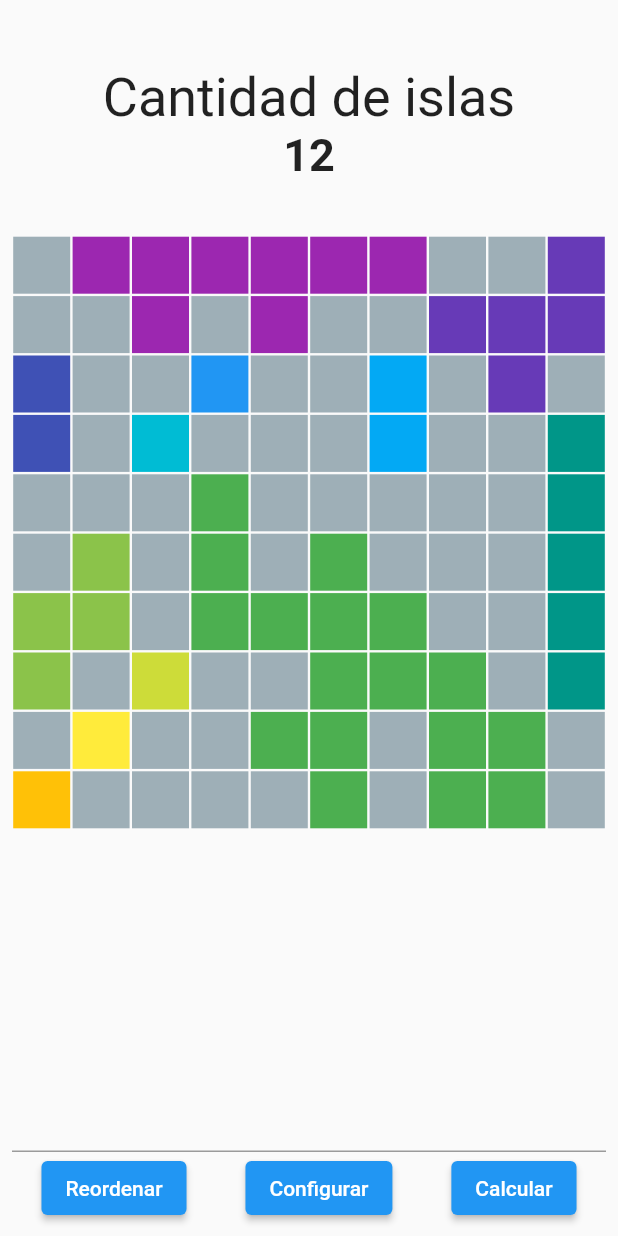
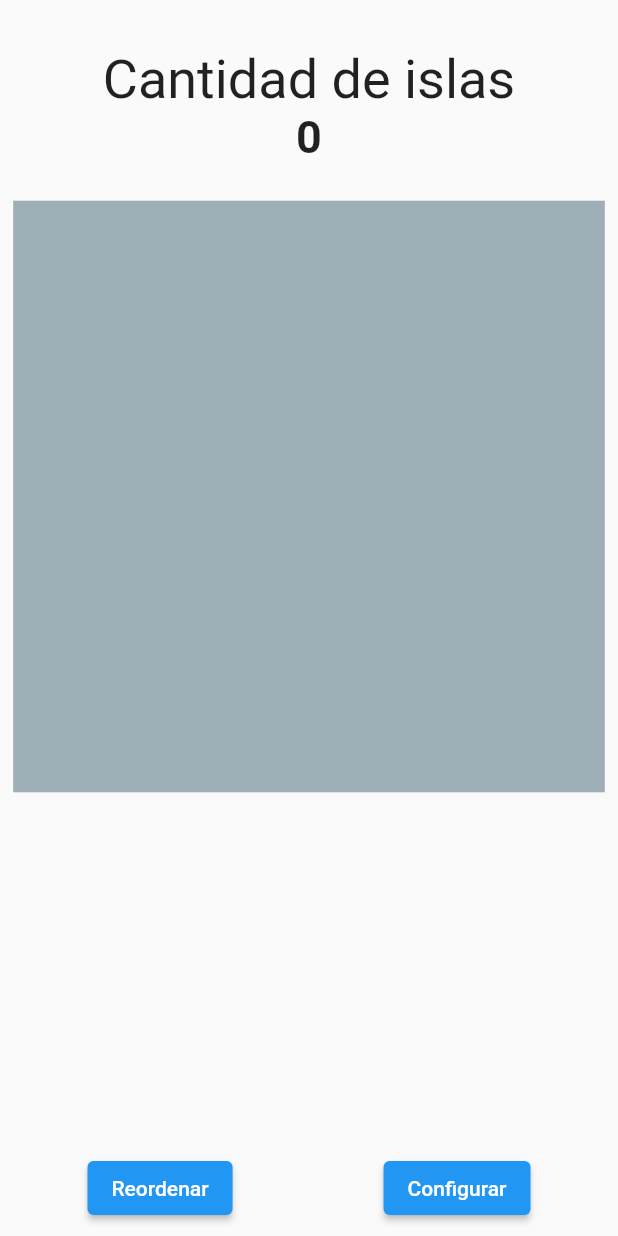
Before and after one commit to jmsillero/islands_flutter_test, a Flutter app: the screen it shows after launch, after a tap on "Reordenar", on a phone screen of 412 x 824 dp. Run offline on Flutter 3.47's test engine with Material 2 defaults, Android fonts, the phone set to English and light mode, and no system bars.

Commit message:
- refactor solution and test - animated cells color - removed unnecessary compute button

```diff
--- a/lib/cell.dart
+++ /dev/null
@@ -1,13 +0,0 @@
-class Cell {
-  int value;
-
-  int x;
-  int y;
-
-  Cell(this.value, this.x, this.y);
-
-  @override
-  String toString() {
-    return 'Cell{value: $value, x: $x, y: $y}';
-  }
-}
--- a/lib/compute.dart
+++ b/lib/compute.dart
@@ -1,20 +1,20 @@
 import 'dart:math';
 
-import 'package:island_counter_test/cell.dart';
+import 'package:island_counter_test/coordinate.dart';
 import 'package:island_counter_test/integer_pair.dart';
 
 class Compute {
   int n;
-  late List<List<Cell>> cells;
+  late List<List<int>> cells;
   final Random rand = Random();
 
   Compute(this.n) {
-    generateCells();
+    generateGrid(true);
   }
 
-  generateCells() {
+  generateGrid([bool isDefault = false]) {
     cells = List.generate(
-        n, (x) => List.generate(n, (y) => Cell(rand.nextInt(2), x, y)));
+        n, (x) => List.generate(n, (y) => isDefault ? 0 : rand.nextInt(2)));
   }
 
   computeNumberOfIslands() {
@@ -23,20 +23,20 @@ class Compute {
     int max = 1;
     for (var x = 0; x < n; x++) {
       for (var y = 0; y < n; y++) {
-        var cell = cells[x][y];
-        if (cell.value == 1) {
-          cell.value = ++max;
-          queue.add(cell);
+        if (cells[x][y] == 1) {
+          cells[x][y] = ++max;
+          queue.add(Coordinate(x, y));
           while (queue.isNotEmpty) {
             var firstElement = queue.removeAt(0);
+
             for (var pos in positions) {
               var xIndex = firstElement.x + pos.first;
               var yIndex = firstElement.y + pos.second;
+
               if (xIndex >= 0 && xIndex < n && yIndex >= 0 && yIndex < n) {
-                var adjacent = cells[xIndex][yIndex];
-                if (adjacent.value == 1) {
-                  adjacent.value = max;
-                  queue.add(adjacent);
+                if (cells[xIndex][yIndex] == 1) {
+                  cells[xIndex][yIndex] = max;
+                  queue.add(Coordinate(xIndex, yIndex));
                 }
               }
             }
@@ -47,25 +47,26 @@ class Compute {
     return max - 1;
   }
 
-  invertCell([Cell? cell]) {
+  invertCell([Coordinate? coordinate]) {
     cells = cells
         .map((x) => x.map((y) {
-              if (y.value != 0) {
-                y.value = 1;
+              if (y != 0) {
+                y = 1;
               }
               return y;
             }).toList())
         .toList();
 
-    if (cell != null) {
-      cells[cell.x][cell.y].value = cell.value == 0 ? 1 : 0;
+    if (coordinate != null) {
+      cells[coordinate.x][coordinate.y] =
+          cells[coordinate.x][coordinate.y] == 0 ? 1 : 0;
     }
 
     return computeNumberOfIslands();
   }
 
   reorder() {
-    generateCells();
+    generateGrid();
     return computeNumberOfIslands();
   }
 
--- /dev/null
+++ b/lib/coordinate.dart
@@ -0,0 +1,11 @@
+class Coordinate {
+  int x;
+  int y;
+
+  Coordinate(this.x, this.y);
+
+  @override
+  String toString() {
+    return 'Cell{value:  x: $x, y: $y}';
+  }
+}
--- a/lib/main.dart
+++ b/lib/main.dart
@@ -1,13 +1,13 @@
 import 'package:flutter/material.dart';
-import 'package:island_counter_test/cell.dart';
 import 'package:island_counter_test/compute.dart';
+import 'package:island_counter_test/coordinate.dart';
 
 void main() {
   runApp(MyApp());
 }
 
 class MyApp extends StatelessWidget {
-  MyApp({Key? key}) : super(key: key);
+  const MyApp({Key? key}) : super(key: key);
 
   // This widget is the root of your application.
   @override
@@ -31,15 +31,16 @@ class MyHomePage extends StatefulWidget {
 }
 
 class _MyHomePageState extends State<MyHomePage> {
-  final Compute compute = Compute(10);
+  final Compute compute = Compute(1);
   int islands = 0;
-  int n = 0;
-  List<List<Cell>> cells = [];
+  List<List<int>> cells = [];
+  TextEditingController gridSizeController = TextEditingController();
+  final formKey = GlobalKey<FormState>();
+  final duration = const Duration(seconds: 1);
 
   @override
   void initState() {
     cells = compute.cells;
-
     super.initState();
   }
 
@@ -53,7 +54,7 @@ class _MyHomePageState extends State<MyHomePage> {
             mainAxisAlignment: MainAxisAlignment.spaceAround,
             children: [
               Padding(
-                padding: const EdgeInsets.all(36.0),
+                padding: const EdgeInsets.all(24),
                 child: Column(
                   children: [
                     const Text(
@@ -77,13 +78,9 @@ class _MyHomePageState extends State<MyHomePage> {
                       child: GridView.count(
                     physics: const NeverScrollableScrollPhysics(),
                     crossAxisCount: cells.length,
-                    children: generateCells(),
+                    children: generateGrid(),
                   )),
                 ),
-              ),
-              TextFormField(
-                onChanged: (value) => n = int.parse(value),
-                keyboardType: TextInputType.number,
               ),
               Row(
                 mainAxisAlignment: MainAxisAlignment.spaceAround,
@@ -97,21 +94,7 @@ class _MyHomePageState extends State<MyHomePage> {
                       },
                       child: const Text('Reordenar')),
                   ElevatedButton(
-                      onPressed: () {
-                        setState(() {
-                          islands = compute.configure(n);
-                          cells = compute.cells;
-                        });
-                      },
-                      child: const Text('Configurar')),
-                  ElevatedButton(
-                      onPressed: () {
-                        setState(() {
-                          islands = compute.invertCell();
-                          cells = compute.cells;
-                        });
-                      },
-                      child: const Text('Calcular')),
+                      onPressed: showForm, child: const Text('Configurar')),
                 ],
               ),
             ],
@@ -121,7 +104,62 @@ class _MyHomePageState extends State<MyHomePage> {
     );
   }
 
-  generateCells() {
+  showForm() {
+    showDialog(
+        context: context,
+        builder: (context) {
+          return AlertDialog(
+            title: const Center(child: Text('Configurar rejilla')),
+            content: Form(
+                key: formKey,
+                child: TextFormField(
+                  controller: gridSizeController,
+                  keyboardType: TextInputType.number,
+                  validator: (value) {
+                    if (value == null ||
+                        value.isEmpty ||
+                        int.parse(value) < 1) {
+                      return 'La rejilla debe tener al menos una celda';
+                    }
+                    return null;
+                  },
+                  decoration: const InputDecoration(
+                      hintText: '10', labelText: 'Tamaño de la rejilla'),
+                )),
+            actionsAlignment: MainAxisAlignment.spaceAround,
+            actions: [
+              Padding(
+                padding: const EdgeInsets.all(8.0),
+                child: ElevatedButton(
+                    style: ElevatedButton.styleFrom(primary: Colors.blueGrey),
+                    onPressed: () {
+                      gridSizeController.clear();
+                      Navigator.pop(context);
+                    },
+                    child: const Text('Cancelar')),
+              ),
+              Padding(
+                padding: const EdgeInsets.all(8.0),
+                child: ElevatedButton(
+                    onPressed: () {
+                      if (formKey.currentState!.validate()) {
+                        setState(() {
+                          islands = compute
+                              .configure(int.parse(gridSizeController.text));
+                          cells = compute.cells;
+                        });
+                        Navigator.pop(context);
+                        gridSizeController.clear();
+                      }
+                    },
+                    child: const Text('Generar')),
+              ),
+            ],
+          );
+        });
+  }
+
+  generateGrid() {
     List<Widget> widgets = [];
     for (var x = 0; x < cells.length; x++) {
       for (var y = 0; y < cells.length; y++) {
@@ -131,12 +169,14 @@ class _MyHomePageState extends State<MyHomePage> {
           child: InkWell(
             onTap: () {
               setState(() {
-                islands = compute.invertCell(cell);
+                islands = compute.invertCell(Coordinate(x, y));
+                cells = compute.cells;
               });
             },
-            child: Container(
-              color: cell.value >= 1
-                  ? Colors.primaries[cell.value % Colors.primaries.length]
+            child: AnimatedContainer(
+              duration: duration,
+              color: cell >= 1
+                  ? Colors.primaries[cell % Colors.primaries.length]
                   : Colors.blueGrey.withOpacity(.6),
             ),
           ),
```
Also changed, not shown: 1 other file.
